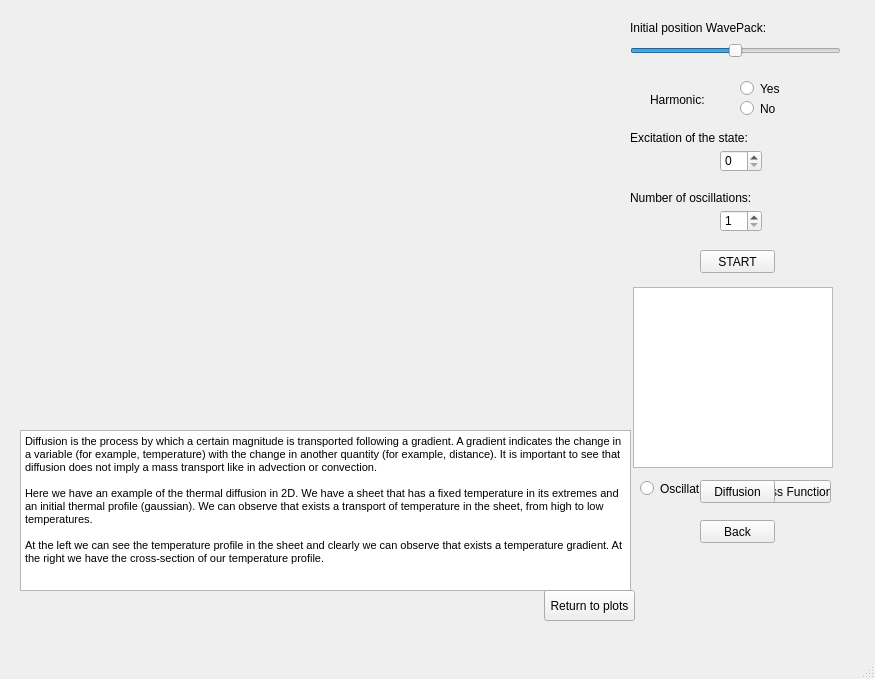
Before: the Qt Designer form WD.ui in brunojulia/ultracoldUB, drawn with Qt 5.
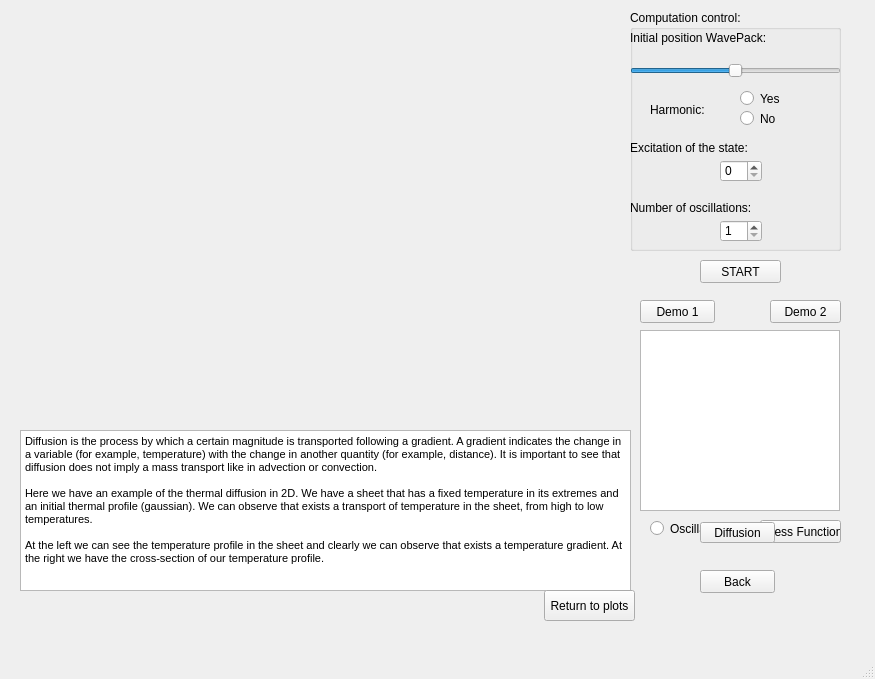
After: the same form once the commit is applied.

Commit message: Actualización interfaz

Diff of the .ui file:
```diff
--- a/WD.ui
+++ b/WD.ui
@@ -50,8 +50,8 @@
    <widget class="QListWidget" name="mplfigs">
     <property name="geometry">
      <rect>
-      <x>633</x>
-      <y>287</y>
+      <x>640</x>
+      <y>330</y>
       <width>200</width>
       <height>181</height>
      </rect>
@@ -69,20 +69,23 @@
      </size>
     </property>
    </widget>
-   <widget class="QWidget" name="interact" native="true">
+   <widget class="QGroupBox" name="interact">
     <property name="geometry">
      <rect>
       <x>630</x>
       <y>10</y>
       <width>211</width>
-      <height>271</height>
+      <height>241</height>
      </rect>
     </property>
+    <property name="title">
+     <string>Computation control:</string>
+    </property>
     <widget class="QSlider" name="horizontalSlider">
      <property name="geometry">
       <rect>
        <x>0</x>
-       <y>30</y>
+       <y>50</y>
        <width>211</width>
        <height>22</height>
       </rect>
@@ -107,7 +110,7 @@
      <property name="geometry">
       <rect>
        <x>90</x>
-       <y>200</y>
+       <y>210</y>
        <width>42</width>
        <height>22</height>
       </rect>
@@ -123,7 +126,7 @@
      <property name="geometry">
       <rect>
        <x>130</x>
-       <y>10</y>
+       <y>20</y>
        <width>71</width>
        <height>16</height>
       </rect>
@@ -136,7 +139,7 @@
      <property name="geometry">
       <rect>
        <x>0</x>
-       <y>10</y>
+       <y>20</y>
        <width>181</width>
        <height>16</height>
       </rect>
@@ -149,7 +152,7 @@
      <property name="geometry">
       <rect>
        <x>0</x>
-       <y>180</y>
+       <y>190</y>
        <width>181</width>
        <height>16</height>
       </rect>
@@ -158,24 +161,11 @@
       <string>Number of oscillations:</string>
      </property>
     </widget>
-    <widget class="QPushButton" name="start">
-     <property name="geometry">
-      <rect>
-       <x>70</x>
-       <y>240</y>
-       <width>75</width>
-       <height>23</height>
-      </rect>
-     </property>
-     <property name="text">
-      <string>START</string>
-     </property>
-    </widget>
     <widget class="QRadioButton" name="radioButton">
      <property name="geometry">
       <rect>
        <x>110</x>
-       <y>70</y>
+       <y>80</y>
        <width>82</width>
        <height>17</height>
       </rect>
@@ -188,7 +178,7 @@
      <property name="geometry">
       <rect>
        <x>110</x>
-       <y>90</y>
+       <y>100</y>
        <width>82</width>
        <height>17</height>
       </rect>
@@ -201,7 +191,7 @@
      <property name="geometry">
       <rect>
        <x>20</x>
-       <y>80</y>
+       <y>90</y>
        <width>71</width>
        <height>20</height>
       </rect>
@@ -214,7 +204,7 @@
      <property name="geometry">
       <rect>
        <x>0</x>
-       <y>120</y>
+       <y>130</y>
        <width>181</width>
        <height>16</height>
       </rect>
@@ -227,7 +217,7 @@
      <property name="geometry">
       <rect>
        <x>90</x>
-       <y>140</y>
+       <y>150</y>
        <width>42</width>
        <height>22</height>
       </rect>
@@ -241,7 +231,7 @@
     <property name="geometry">
      <rect>
       <x>700</x>
-      <y>520</y>
+      <y>570</y>
       <width>75</width>
       <height>23</height>
      </rect>
@@ -331,8 +321,8 @@
    <widget class="QWidget" name="interact_game" native="true">
     <property name="geometry">
      <rect>
-      <x>630</x>
-      <y>470</y>
+      <x>640</x>
+      <y>510</y>
       <width>211</width>
       <height>51</height>
      </rect>
@@ -531,9 +521,9 @@
     <property name="geometry">
      <rect>
       <x>10</x>
-      <y>90</y>
-      <width>301</width>
-      <height>271</height>
+      <y>0</y>
+      <width>621</width>
+      <height>421</height>
      </rect>
     </property>
     <property name="sizePolicy">
@@ -570,9 +560,9 @@
     <property name="geometry">
      <rect>
       <x>700</x>
-      <y>480</y>
+      <y>522</y>
       <width>75</width>
-      <height>23</height>
+      <height>21</height>
      </rect>
     </property>
     <property name="text">
@@ -613,44 +603,44 @@
      <string>Return to plots</string>
     </property>
    </widget>
-   <widget class="QWidget" name="mplwindow_4" native="true">
+   <widget class="QPushButton" name="ButtonDemo_1">
     <property name="geometry">
      <rect>
-      <x>330</x>
-      <y>90</y>
-      <width>301</width>
-      <height>271</height>
+      <x>640</x>
+      <y>300</y>
+      <width>75</width>
+      <height>23</height>
      </rect>
     </property>
-    <property name="sizePolicy">
-     <sizepolicy hsizetype="Expanding" vsizetype="Preferred">
-      <horstretch>0</horstretch>
-      <verstretch>0</verstretch>
-     </sizepolicy>
+    <property name="text">
+     <string>Demo 1</string>
     </property>
-    <property name="layoutDirection">
-     <enum>Qt::LeftToRight</enum>
+   </widget>
+   <widget class="QPushButton" name="ButtonDemo_2">
+    <property name="geometry">
+     <rect>
+      <x>770</x>
+      <y>300</y>
+      <width>71</width>
+      <height>23</height>
+     </rect>
     </property>
-    <layout class="QVBoxLayout" name="mplvl_5">
-     <property name="spacing">
-      <number>2</number>
-     </property>
-     <property name="sizeConstraint">
-      <enum>QLayout::SetDefaultConstraint</enum>
-     </property>
-     <property name="leftMargin">
-      <number>0</number>
-     </property>
-     <property name="topMargin">
-      <number>0</number>
-     </property>
-     <property name="rightMargin">
-      <number>5</number>
-     </property>
-     <property name="bottomMargin">
-      <number>0</number>
-     </property>
-    </layout>
+    <property name="text">
+     <string>Demo 2</string>
+    </property>
+   </widget>
+   <widget class="QPushButton" name="start">
+    <property name="geometry">
+     <rect>
+      <x>700</x>
+      <y>260</y>
+      <width>81</width>
+      <height>23</height>
+     </rect>
+    </property>
+    <property name="text">
+     <string>START</string>
+    </property>
    </widget>
   </widget>
   <widget class="QMenuBar" name="menubar">
```
Left out of the diff: 109 changed lines with no effect on the pictures. The commit also changes 6 other files.
